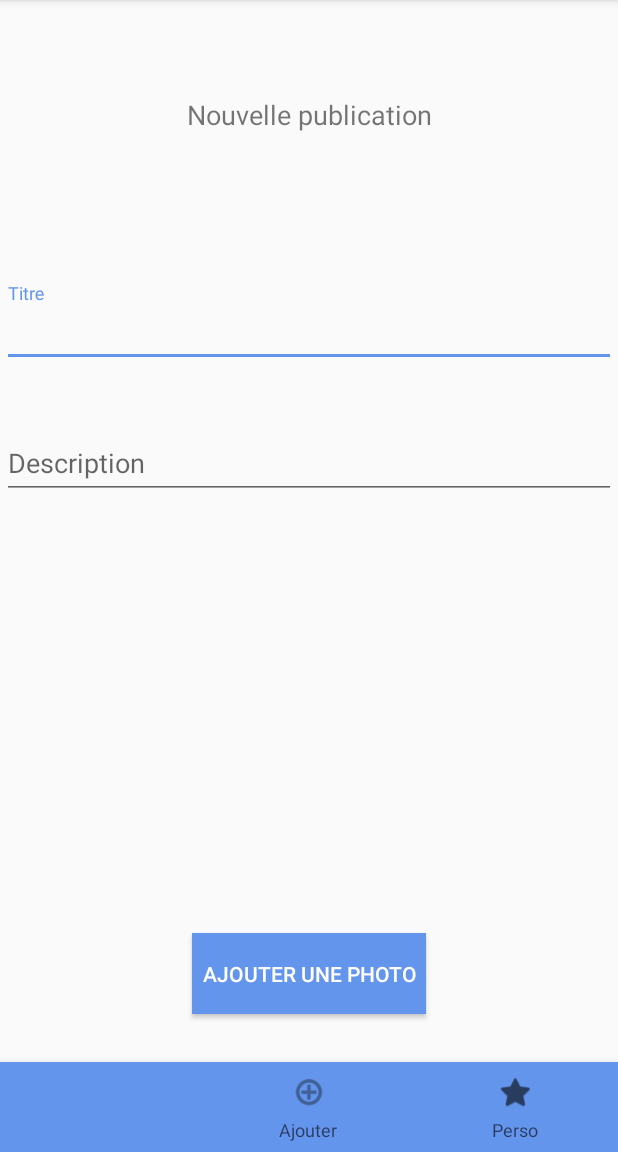
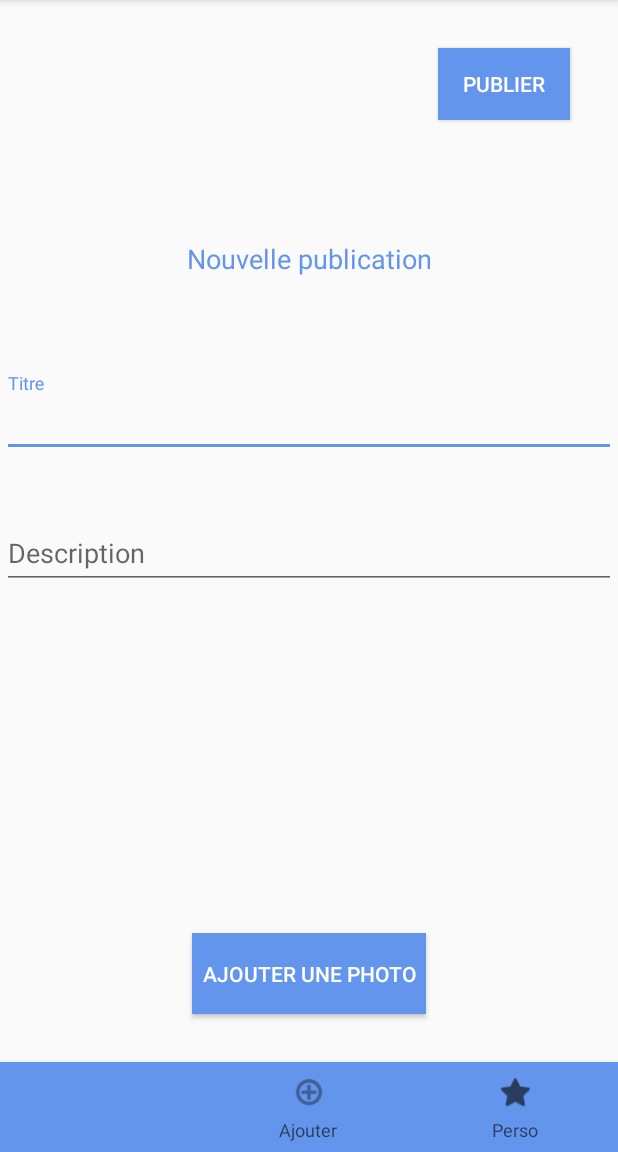
Before and after one commit to AntoineSini/FaceDog, an Android app: the NewPostActivity screen opened directly, with no data from a screen before it, on a phone screen of 412 x 824 dp, the part 84-1236 px from its top. Run offline under Robolectric (Android 15) with nearby library versions, the phone set to English and light mode, and no system bars; our stand-ins replace Firebase (no records; nobody signed in at launch, a user with empty details on screens opened directly); 3 statements that could not run were skipped.

Commit message:
Add of the postButton on NewPost layout

```diff
--- a/app/src/main/res/layout/activity_new_post.xml
+++ b/app/src/main/res/layout/activity_new_post.xml
@@ -21,13 +21,14 @@
         android:layout_width="wrap_content"
         android:layout_height="wrap_content"
         android:layout_marginStart="32dp"
-        android:layout_marginTop="64dp"
+        android:layout_marginTop="80dp"
         android:layout_marginEnd="32dp"
         android:text="@string/newPostTextView"
         android:textSize="18sp"
+        android:textColor="@color/colorPrimary"
         app:layout_constraintEnd_toEndOf="parent"
         app:layout_constraintStart_toStartOf="parent"
-        app:layout_constraintTop_toTopOf="parent"
+        app:layout_constraintTop_toBottomOf="@+id/addButton"
         tools:text="@string/newPostTextView" />
 
     <Button
@@ -50,7 +51,7 @@
         android:layout_width="409dp"
         android:layout_height="wrap_content"
         android:layout_marginStart="64dp"
-        android:layout_marginTop="100dp"
+        android:layout_marginTop="64dp"
         android:layout_marginEnd="64dp"
         app:layout_constraintEnd_toEndOf="parent"
         app:layout_constraintStart_toStartOf="parent"
@@ -81,4 +82,17 @@
             android:hint="@string/descriptionInputLayout" />
     </com.google.android.material.textfield.TextInputLayout>
 
+    <Button
+        android:id="@+id/addButton"
+        android:layout_width="wrap_content"
+        android:layout_height="wrap_content"
+        android:layout_marginTop="32dp"
+        android:layout_marginEnd="32dp"
+        android:background="@color/colorPrimary"
+        android:text="@string/addTextButton"
+        android:textColor="#FFFFFF"
+        app:layout_constraintEnd_toEndOf="parent"
+        app:layout_constraintTop_toTopOf="parent"
+        tools:text="@string/addTextButton" />
+
 </androidx.constraintlayout.widget.ConstraintLayout>
--- a/app/src/main/res/values/strings.xml
+++ b/app/src/main/res/values/strings.xml
@@ -16,5 +16,6 @@
     <string name="pictureButton">Ajouter une photo</string>
     <string name="titleInputLayout">Titre</string>
     <string name="descriptionInputLayout">Description</string>
+    <string name="addTextButton">Publier</string>
     <string name="registration_title">Remplissez le formulaire pour vous inscrire</string>
 </resources>
```
